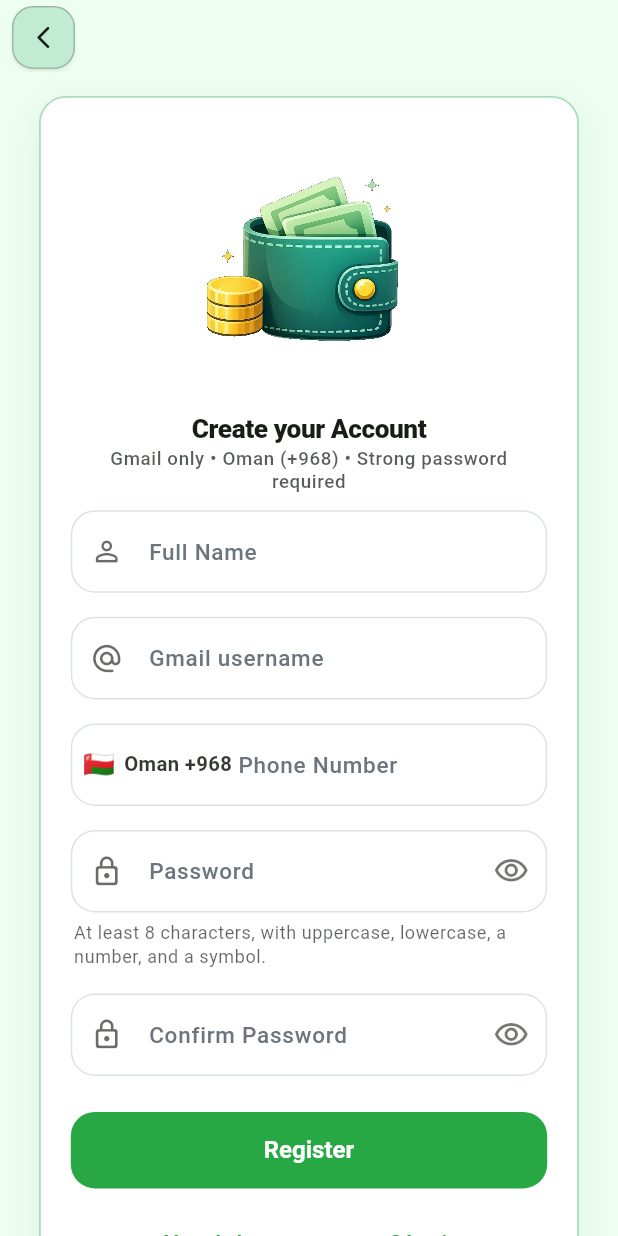
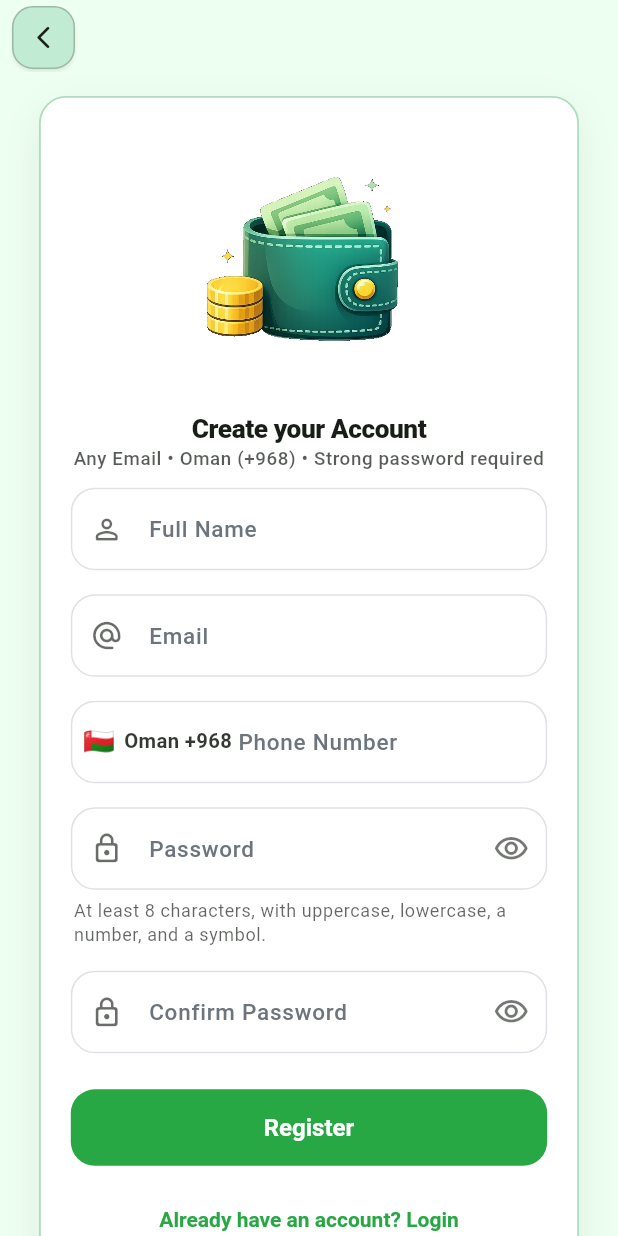
Before and after one commit to smj-520/cpp, a Flutter app: the RegisterScreen screen opened directly, on a phone screen of 412 x 824 dp. Run offline on Flutter 3.47's test engine with Material 3 defaults, Android fonts, the phone set to English and light mode, and no system bars; our stand-ins replace country_code_picker, firebase_auth, firebase_core, firebase_database, flutter_secure_storage, shared_preferences; missing offline and left inert: phone_numbers_parser; accounts and stored records are empty.

Commit message:
update project

```diff
--- a/lib/screens/register_screen.dart
+++ b/lib/screens/register_screen.dart
@@ -93,7 +93,7 @@ class _RegisterScreenState extends State<RegisterScreen> {
       return;
     }
 
-    final email = FormValidators.normalizeGmail(_email.text);
+    final email = FormValidators.normalizeEmail(_email.text);
     final rawPhone = _phone.text.trim().replaceAll(RegExp(r'[\s-]'), '');
     late final String e164;
     try {
@@ -112,7 +112,7 @@ class _RegisterScreenState extends State<RegisterScreen> {
       );
       return;
     }
-
+//hashing...
     setState(() => _loading = true);
     try {
       final cred = await FirebaseAuth.instance.createUserWithEmailAndPassword(
@@ -168,17 +168,17 @@ class _RegisterScreenState extends State<RegisterScreen> {
         context: context,
         builder: (ctx) => AlertDialog(
           title: Text(
-            AppI18n.t(ctx, en: 'Verify your Gmail', ar: 'تحقق من Gmail'),
+            AppI18n.t(ctx, en: 'Verify your Email', ar: 'تحقق من Email'),
           ),
           content: Text(
             AppI18n.t(
               ctx,
               en:
               'We sent a verification link to $email. '
-                  'Open Gmail and tap the link to activate your account.',
+                  'Open Email and tap the link to activate your account.',
               ar:
               'أرسلنا رابط تحقق إلى $email. '
-                  'افتح Gmail واضغط الرابط لتفعيل حسابك.',
+                  'افتح Email واضغط الرابط لتفعيل حسابك.',
             ),
           ),
           actions: [
@@ -261,8 +261,8 @@ class _RegisterScreenState extends State<RegisterScreen> {
                                   ),
                                   subtitle: AppI18n.t(
                                     context,
-                                    en: 'Gmail only • Oman (+968) • Strong password required',
-                                    ar: 'Gmail فقط • عُمان (+968) • كلمة مرور قوية مطلوبة',
+                                    en: 'Any Email • Oman (+968) • Strong password required',
+                                    ar: ' اي بريد الكتروني • عُمان (+968) • كلمة مرور قوية مطلوبة',
                                   ),
                                   logoHeight: logoH,
                                 ),
@@ -292,20 +292,19 @@ class _RegisterScreenState extends State<RegisterScreen> {
                                   controller: _email,
                                   label: AppI18n.t(
                                     context,
-                                    en: 'Gmail username',
-                                    ar: 'اسم مستخدم Gmail',
+                                    en: 'Email',
+                                    ar: 'البريد الالكتروني',
                                   ),
                                   hint: AppI18n.t(
                                     context,
-                                    en: 'yourname',
-                                    ar: 'yourname',
+                                    en: 'example@email.com',
+                                    ar: 'example@email.com',
                                   ),
                                   prefixIcon: Icons.alternate_email_rounded,
-                                  suffixText: '@gmail.com',
                                   keyboardType: TextInputType.emailAddress,
                                   textInputAction: TextInputAction.next,
                                   autofillHints: const [AutofillHints.email],
-                                  validator: FormValidators.gmailUsername,
+                                  validator: FormValidators.emailAddress,
                                 ),
                                 const SizedBox(height: 16),
                                 StyledCountryPhoneField(
--- a/lib/screens/splash_screen.dart
+++ b/lib/screens/splash_screen.dart
@@ -32,7 +32,7 @@ class _SplashScreenState extends State<SplashScreen>
       parent: _heroController,
       curve: Curves.easeOutBack,
     );
-    _autoNavigate = Timer(const Duration(milliseconds: 3200), _goOnboarding);
+    _autoNavigate = Timer(const Duration(seconds: 30), _goOnboarding);
   }
 
   void _goOnboarding() {
```
Also changed, not shown: 3 other files. Lines whose indentation alone changed are shown as unchanged.
